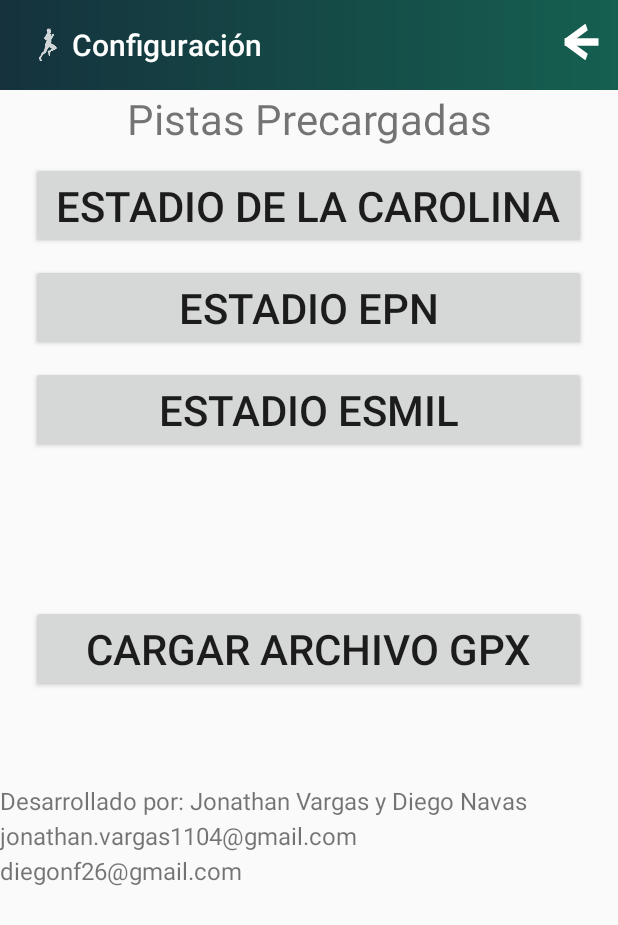
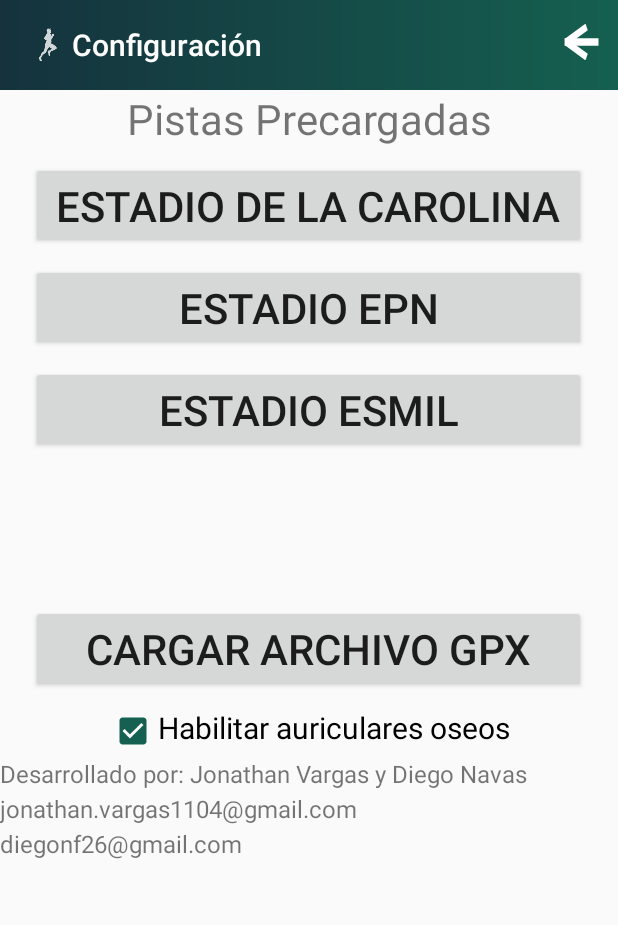
Before and after one commit to jonra1993/RandGo, an Android app: the OptionsActivity screen opened directly, with no data from a screen before it, after a tap on "ESTADIO EPN", on a phone screen of 412 x 824 dp. Shown: the top 925 px of the screen. Run offline under Robolectric (Android 15) with nearby library versions, the phone set to English and light mode, and no system bars; libraries missing offline, so code that uses them is left out: com.codebutchery.androidgpx, org.osmdroid.api, org.osmdroid.config, org.osmdroid.tileprovider, org.osmdroid.util and 1 more; pictures from the network do not load.

```diff
--- a/R&Go/app/src/main/java/com/e/jona/randgo/DataHolder.java
+++ b/R&Go/app/src/main/java/com/e/jona/randgo/DataHolder.java
@@ -5,7 +5,7 @@ package com.e.jona.randgo;
 //https://www.youtube.com/watch?v=ueeRgnYamO4&index=13&list=PLpOqH6AE0tNh5rvbCb03w8ORR8bOoftZ6
 
 public class DataHolder {
-    private static boolean audio;
+    private static boolean audio,aur_oseos;
     private static float P, I, D;
     private static String orden;
 
@@ -15,6 +15,14 @@ public class DataHolder {
 
     public static void setData(String data) {
         DataHolder.orden = data;
+    }
+
+    public static boolean getAuriculares_oseos() {
+        return aur_oseos;
+    }
+
+    public static void setAuriculares_oseos(boolean data) {
+        DataHolder.aur_oseos = data;
     }
 
     public static boolean getData_Audio() {
--- a/R&Go/app/src/main/java/com/e/jona/randgo/OptionsActivity.java
+++ b/R&Go/app/src/main/java/com/e/jona/randgo/OptionsActivity.java
@@ -21,6 +21,8 @@ import java.util.TimerTask;
 
 import static com.e.jona.randgo.DataHolder.getData_Audio;
 import static com.e.jona.randgo.DataHolder.setData_Audio;
+import static com.e.jona.randgo.DataHolder.getAuriculares_oseos;
+import static com.e.jona.randgo.DataHolder.setAuriculares_oseos;
 
 public class OptionsActivity extends AppCompatActivity implements View.OnClickListener{
 
@@ -28,7 +30,7 @@ public class OptionsActivity extends AppCompatActivity implements View.OnClickLi
     TextToSpeech toSpeech;
     int resultt;
     public boolean [] mem;
-    private CheckBox checkbox1;
+    private CheckBox cbAuriculares_oseos, checkbox1;
     private Timer myTimer;
     int tiempo=0;
 
@@ -57,9 +59,13 @@ public class OptionsActivity extends AppCompatActivity implements View.OnClickLi
         btestadio4=findViewById(R.id.btestadio4);
         btestadio4.setOnClickListener(this);
 
-        checkbox1=(CheckBox)findViewById(R.id.checkbox_audio);
+        checkbox1=findViewById(R.id.checkbox_audio);
         if(getData_Audio()) checkbox1.setChecked(true);
         else checkbox1.setChecked(false);
+
+        cbAuriculares_oseos=findViewById(R.id.cdAuriculare_oseos);
+        if(getAuriculares_oseos())cbAuriculares_oseos.setChecked(true);
+        else cbAuriculares_oseos.setChecked(false);
 
         //Modificar ToolBar
         android.support.v7.widget.Toolbar toolbar_conf=findViewById(R.id.toolbar_conf);
@@ -154,7 +160,7 @@ public class OptionsActivity extends AppCompatActivity implements View.OnClickLi
                     toSpeech.speak(getString(R.string.tit3)+" cargado",TextToSpeech.QUEUE_FLUSH,null);
                     if (checkbox1.isChecked()==true) setData_Audio(true);
                     else setData_Audio(false);
-                    break;
+                break;
                 }
                 mem[0]=false;
                 mem[1]=true;
@@ -217,6 +223,8 @@ public class OptionsActivity extends AppCompatActivity implements View.OnClickLi
                 toSpeech.speak("Estadio Alangasi 2",TextToSpeech.QUEUE_FLUSH,null);
                 break;
         }
+        if (cbAuriculares_oseos.isChecked()==true) setAuriculares_oseos(true);
+        else setAuriculares_oseos(false);
 
     }
 
--- a/R&Go/app/src/main/res/layout/activity_options.xml
+++ b/R&Go/app/src/main/res/layout/activity_options.xml
@@ -94,13 +94,24 @@
         android:textSize="28dp"
         android:visibility="visible"
         />
+
+    <CheckBox
+        android:id="@+id/cdAuriculare_oseos"
+        android:layout_width="wrap_content"
+        android:layout_height="wrap_content"
+        android:textSize="20dp"
+        android:layout_gravity="center_horizontal"
+        android:gravity="center_horizontal"
+        android:text="Habilitar auriculares oseos" />
+
+
     <CheckBox android:id="@+id/checkbox_audio"
         android:layout_width="wrap_content"
         android:layout_height="50dp"
         android:layout_gravity="center"
         android:textSize="20dp"
         android:text="Habilitar Audio Guía"
-        android:visibility="invisible"
+        android:visibility="gone"
         />
 
     <TextView
```
Also changed, not shown: R&Go/app/src/main/java/com/e/jona/randgo/MainActivity.java (+30 -2 lines).
